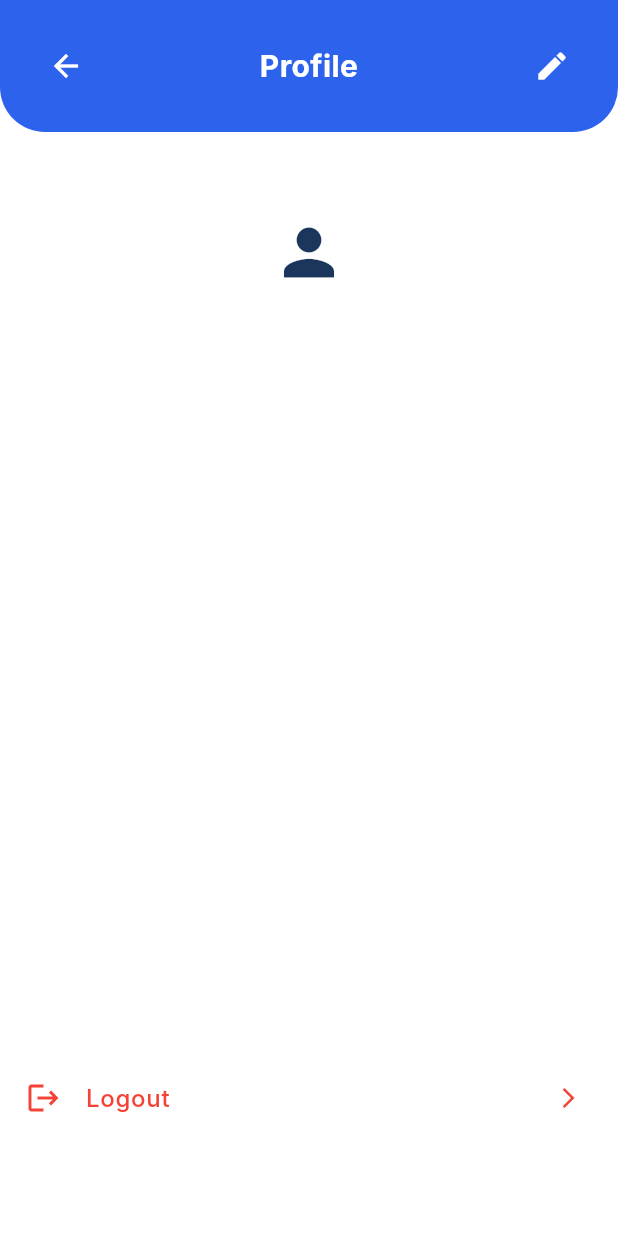
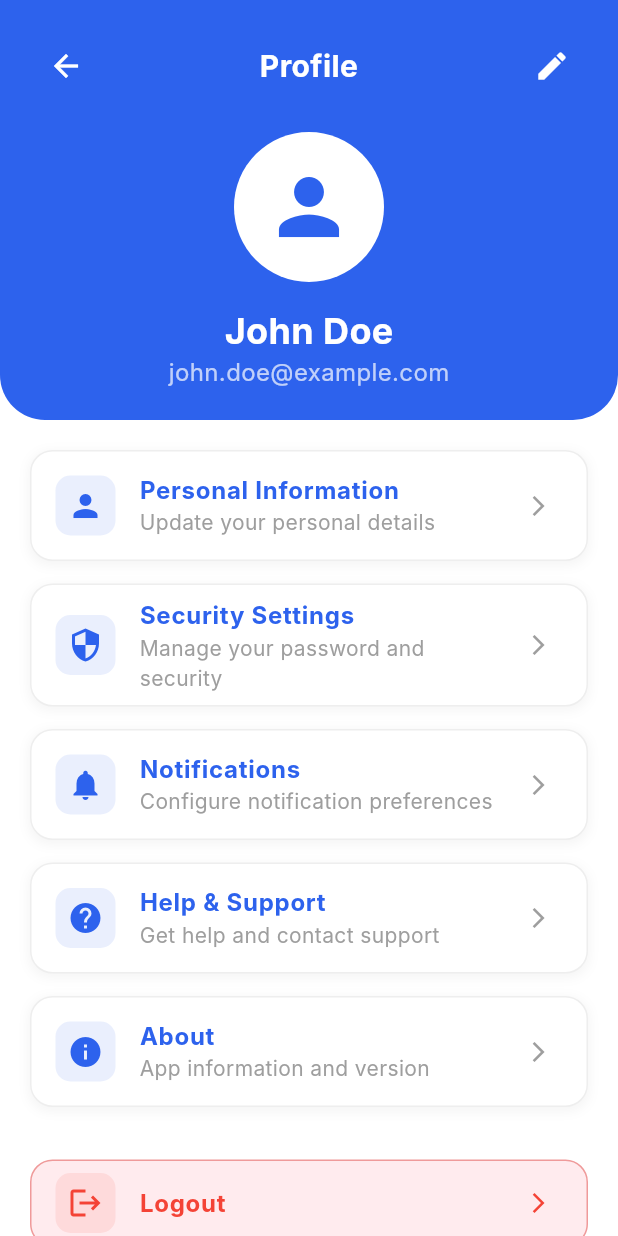
Before and after one commit to SeneshFitzroy/Team-Sync-Project-Management-Application, a Flutter app: the ProfileScreen screen opened directly, on a phone screen of 412 x 824 dp. Run offline on Flutter 3.47's test engine with Material 3 defaults, Android fonts, the phone set to English and light mode, and no system bars; our stand-ins replace cloud_firestore, firebase_auth, shared_preferences; accounts and stored records are empty; Roboto replaces fonts that are missing (Inter).

Commit message:
feat: Enhanced lib/Screens/Profile.dart,  - Detailed changes: diff --git a/lib/Screens/Profile.dart b/lib/Screen... at  4:02:19.71 Sat 08/16/2025

```diff
--- a/lib/Screens/Profile.dart
+++ b/lib/Screens/Profile.dart
@@ -21,7 +21,9 @@ class ProfileScreen extends StatelessWidget {
               ),
               child: Padding(
                 padding: const EdgeInsets.all(20.0),
-                child: Row(
+                child: Column(
+                  children: [
+                    Row(
                       children: [
                         IconButton(
                           icon: const Icon(Icons.arrow_back, color: Colors.white),
@@ -49,25 +51,18 @@ class ProfileScreen extends StatelessWidget {
                         ),
                       ],
                     ),
-              ),
-            ),
-
-                const SizedBox(height: 30),
-
-                // Profile picture
+                    const SizedBox(height: 20),
+                    // Profile Avatar
                     const CircleAvatar(
                       radius: 50,
                       backgroundColor: Colors.white,
                       child: Icon(
                         Icons.person,
-                    size: 50,
-                    color: Color(0xFF1A365D),
+                        size: 60,
+                        color: Color(0xFF2D62ED),
                       ),
                     ),
-
-                const SizedBox(height: 20),
-
-                // User info
+                    const SizedBox(height: 15),
                     const Text(
                       'John Doe',
                       style: TextStyle(
@@ -76,9 +71,6 @@ class ProfileScreen extends StatelessWidget {
                         fontWeight: FontWeight.bold,
                       ),
                     ),
-
-                const SizedBox(height: 8),
-
                     const Text(
                       'john.doe@example.com',
                       style: TextStyle(
@@ -86,73 +78,132 @@ class ProfileScreen extends StatelessWidget {
                         fontSize: 16,
                       ),
                     ),
+                  ],
+                ),
+              ),
+            ),
 
-                const SizedBox(height: 40),
+            const SizedBox(height: 20),
 
-                // Profile options
+            // Profile Options
             Expanded(
-                  child: ListView(
+              child: Padding(
+                padding: const EdgeInsets.symmetric(horizontal: 20.0),
+                child: Column(
                   children: [
                     _buildProfileOption(
-                        icon: Icons.person,
-                        title: 'Personal Information',
-                        onTap: () {
-                          ScaffoldMessenger.of(context).showSnackBar(
-                            const SnackBar(content: Text('Personal info feature coming soon!')),
-                          );
-                        },
+                      context,
+                      Icons.person,
+                      'Personal Information',
+                      'Update your personal details',
+                      () => Navigator.push(context, MaterialPageRoute(builder: (context) => const PersonalInformationPage())),
                     ),
                     _buildProfileOption(
-                        icon: Icons.security,
-                        title: 'Security Settings',
-                        onTap: () {
-                          ScaffoldMessenger.of(context).showSnackBar(
-                            const SnackBar(content: Text('Security settings feature coming soon!')),
-                          );
-                        },
+                      context,
+                      Icons.security,
+                      'Security Settings',
+                      'Manage your password and security',
+                      () => Navigator.push(context, MaterialPageRoute(builder: (context) => const SecuritySettingsPage())),
                     ),
                     _buildProfileOption(
-                        icon: Icons.notifications,
-                        title: 'Notifications',
-                        onTap: () {
-                          ScaffoldMessenger.of(context).showSnackBar(
-                            const SnackBar(content: Text('Notification settings feature coming soon!')),
-                          );
-                        },
+                      context,
+                      Icons.notifications,
+                      'Notifications',
+                      'Configure notification preferences',
+                      () => Navigator.push(context, MaterialPageRoute(builder: (context) => const NotificationSettingsPage())),
                     ),
                     _buildProfileOption(
-                        icon: Icons.help,
-                        title: 'Help & Support',
-                        onTap: () {
-                          ScaffoldMessenger.of(context).showSnackBar(
-                            const SnackBar(content: Text('Help & support feature coming soon!')),
-                          );
-                        },
+                      context,
+                      Icons.help,
+                      'Help & Support',
+                      'Get help and contact support',
+                      () => Navigator.push(context, MaterialPageRoute(builder: (context) => const HelpSupportPage())),
                     ),
                     _buildProfileOption(
-                        icon: Icons.info,
-                        title: 'About',
-                        onTap: () {
-                          showDialog(
-                            context: context,
-                            builder: (context) => AlertDialog(
-                              title: const Text('About Team Sync'),
-                              content: const Text('Team Sync v1.0\nProject Management Application'),
-                              actions: [
-                                TextButton(
-                                  onPressed: () => Navigator.pop(context),
-                                  child: const Text('OK'),
+                      context,
+                      Icons.info,
+                      'About',
+                      'App information and version',
+                      () => Navigator.push(context, MaterialPageRoute(builder: (context) => const AboutPage())),
+                    ),
+                    const SizedBox(height: 20),
+                    _buildLogoutOption(context),
+                  ],
+                ),
+              ),
             ),
           ],
         ),
+      ),
     );
-                        },
+  }
+
+  Widget _buildProfileOption(BuildContext context, IconData icon, String title, String subtitle, VoidCallback onTap) {
+    return Container(
+      margin: const EdgeInsets.only(bottom: 15),
+      decoration: BoxDecoration(
+        color: Colors.white,
+        borderRadius: BorderRadius.circular(15),
+        border: Border.all(color: Colors.grey.shade200),
+        boxShadow: [
+          BoxShadow(
+            color: Colors.grey.withOpacity(0.1),
+            spreadRadius: 1,
+            blurRadius: 5,
+            offset: const Offset(0, 2),
           ),
-                      const SizedBox(height: 20),
-                      _buildProfileOption(
-                        icon: Icons.logout,
-                        title: 'Logout',
-                        isDestructive: true,
+        ],
+      ),
+      child: ListTile(
+        leading: Container(
+          padding: const EdgeInsets.all(8),
+          decoration: BoxDecoration(
+            color: const Color(0xFF2D62ED).withOpacity(0.1),
+            borderRadius: BorderRadius.circular(10),
+          ),
+          child: Icon(icon, color: const Color(0xFF2D62ED)),
+        ),
+        title: Text(
+          title,
+          style: const TextStyle(
+            fontWeight: FontWeight.bold,
+            color: Color(0xFF2D62ED),
+          ),
+        ),
+        subtitle: Text(
+          subtitle,
+          style: const TextStyle(color: Colors.grey),
+        ),
+        trailing: const Icon(Icons.arrow_forward_ios, color: Colors.grey, size: 16),
+        onTap: onTap,
+      ),
+    );
+  }
+
+  Widget _buildLogoutOption(BuildContext context) {
+    return Container(
+      decoration: BoxDecoration(
+        color: Colors.red.shade50,
+        borderRadius: BorderRadius.circular(15),
+        border: Border.all(color: Colors.red.shade200),
+      ),
+      child: ListTile(
+        leading: Container(
+          padding: const EdgeInsets.all(8),
+          decoration: BoxDecoration(
+            color: Colors.red.withOpacity(0.1),
+            borderRadius: BorderRadius.circular(10),
+          ),
+          child: const Icon(Icons.logout, color: Colors.red),
+        ),
+        title: const Text(
+          'Logout',
+          style: TextStyle(
+            fontWeight: FontWeight.bold,
+            color: Colors.red,
+          ),
+        ),
+        trailing: const Icon(Icons.arrow_forward_ios, color: Colors.red, size: 16),
         onTap: () {
           showDialog(
             context: context,
@@ -166,59 +217,195 @@ class ProfileScreen extends StatelessWidget {
                 ),
                 TextButton(
                   onPressed: () {
-                                    Navigator.pop(context); // Close dialog
-                                    Navigator.popUntil(context, (route) => route.isFirst); // Go to welcome page
+                    Navigator.popUntil(context, (route) => route.isFirst);
                   },
-                                  child: const Text('Logout'),
+                  child: const Text('Logout', style: TextStyle(color: Colors.red)),
                 ),
               ],
             ),
           );
         },
       ),
-                    ],
+    );
+  }
+}
+
+// Profile Sub-Pages
+class EditProfilePage extends StatelessWidget {
+  const EditProfilePage({super.key});
+
+  @override
+  Widget build(BuildContext context) {
+    return Scaffold(
+      backgroundColor: Colors.white,
+      appBar: AppBar(
+        title: const Text('Edit Profile'),
+        backgroundColor: const Color(0xFF2D62ED),
+        foregroundColor: Colors.white,
       ),
+      body: const Padding(
+        padding: EdgeInsets.all(20.0),
+        child: Center(
+          child: Text(
+            'Edit Profile page coming soon!',
+            style: TextStyle(fontSize: 18, color: Colors.grey),
+          ),
+        ),
+      ),
+    );
+  }
+}
+
+class PersonalInformationPage extends StatelessWidget {
+  const PersonalInformationPage({super.key});
+
+  @override
+  Widget build(BuildContext context) {
+    return Scaffold(
+      backgroundColor: Colors.white,
+      appBar: AppBar(
+        title: const Text('Personal Information'),
+        backgroundColor: const Color(0xFF2D62ED),
+        foregroundColor: Colors.white,
+      ),
+      body: const Padding(
+        padding: EdgeInsets.all(20.0),
+        child: Center(
+          child: Text(
+            'Personal Information page coming soon!',
+            style: TextStyle(fontSize: 18, color: Colors.grey),
+          ),
+        ),
+      ),
+    );
+  }
+}
+
+class SecuritySettingsPage extends StatelessWidget {
+  const SecuritySettingsPage({super.key});
+
+  @override
+  Widget build(BuildContext context) {
+    return Scaffold(
+      backgroundColor: Colors.white,
+      appBar: AppBar(
+        title: const Text('Security Settings'),
+        backgroundColor: const Color(0xFF2D62ED),
+        foregroundColor: Colors.white,
+      ),
+      body: const Padding(
+        padding: EdgeInsets.all(20.0),
+        child: Center(
+          child: Text(
+            'Security Settings page coming soon!',
+            style: TextStyle(fontSize: 18, color: Colors.grey),
+          ),
+        ),
+      ),
+    );
+  }
+}
+
+class NotificationSettingsPage extends StatelessWidget {
+  const NotificationSettingsPage({super.key});
+
+  @override
+  Widget build(BuildContext context) {
+    return Scaffold(
+      backgroundColor: Colors.white,
+      appBar: AppBar(
+        title: const Text('Notification Settings'),
+        backgroundColor: const Color(0xFF2D62ED),
+        foregroundColor: Colors.white,
+      ),
+      body: const Padding(
+        padding: EdgeInsets.all(20.0),
+        child: Center(
+          child: Text(
+            'Notification Settings page coming soon!',
+            style: TextStyle(fontSize: 18, color: Colors.grey),
+          ),
+        ),
+      ),
+    );
+  }
+}
+
+class HelpSupportPage extends StatelessWidget {
+  const HelpSupportPage({super.key});
+
+  @override
+  Widget build(BuildContext context) {
+    return Scaffold(
+      backgroundColor: Colors.white,
+      appBar: AppBar(
+        title: const Text('Help & Support'),
+        backgroundColor: const Color(0xFF2D62ED),
+        foregroundColor: Colors.white,
+      ),
+      body: const Padding(
+        padding: EdgeInsets.all(20.0),
+        child: Center(
+          child: Text(
+            'Help & Support page coming soon!',
+            style: TextStyle(fontSize: 18, color: Colors.grey),
+          ),
+        ),
+      ),
+    );
+  }
+}
+
+class AboutPage extends StatelessWidget {
+  const AboutPage({super.key});
+
+  @override
+  Widget build(BuildContext context) {
+    return Scaffold(
+      backgroundColor: Colors.white,
+      appBar: AppBar(
+        title: const Text('About'),
+        backgroundColor: const Color(0xFF2D62ED),
+        foregroundColor: Colors.white,
+      ),
+      body: const Padding(
+        padding: EdgeInsets.all(20.0),
+        child: Center(
+          child: Column(
+            mainAxisAlignment: MainAxisAlignment.center,
+            children: [
+              Icon(
+                Icons.info_outline,
+                size: 80,
+                color: Color(0xFF2D62ED),
+              ),
+              SizedBox(height: 20),
+              Text(
+                'TaskSync',
+                style: TextStyle(
+                  fontSize: 24,
+                  fontWeight: FontWeight.bold,
+                  color: Color(0xFF2D62ED),
+                ),
+              ),
+              SizedBox(height: 10),
+              Text(
+                'Version 1.0.0',
+                style: TextStyle(fontSize: 16, color: Colors.grey),
+              ),
+              SizedBox(height: 20),
+              Text(
+                'A comprehensive project management application for teams.',
+                textAlign: TextAlign.center,
+                style: TextStyle(fontSize: 16, color: Colors.grey),
               ),
             ],
           ),
         ),
       ),
-      ),
-    );
-  }
-
-  Widget _buildProfileOption({
-    required IconData icon,
-    required String title,
-    required VoidCallback onTap,
-    bool isDestructive = false,
-  }) {
-    return Container(
-      margin: const EdgeInsets.only(bottom: 10),
-      decoration: BoxDecoration(
-        color: Colors.white.withOpacity(0.1),
-        borderRadius: BorderRadius.circular(12),
-        border: Border.all(color: Colors.white.withOpacity(0.2)),
-      ),
-      child: ListTile(
-        leading: Icon(
-          icon,
-          color: isDestructive ? Colors.red : Colors.white,
-        ),
-        title: Text(
-          title,
-          style: TextStyle(
-            color: isDestructive ? Colors.red : Colors.white,
-            fontWeight: FontWeight.w500,
-          ),
-        ),
-        trailing: Icon(
-          Icons.arrow_forward_ios,
-          color: isDestructive ? Colors.red : Colors.white70,
-          size: 16,
-        ),
-        onTap: onTap,
-      ),
     );
   }
 }
+    );
+  }
+}
```
Lines whose indentation alone changed are shown as unchanged.
